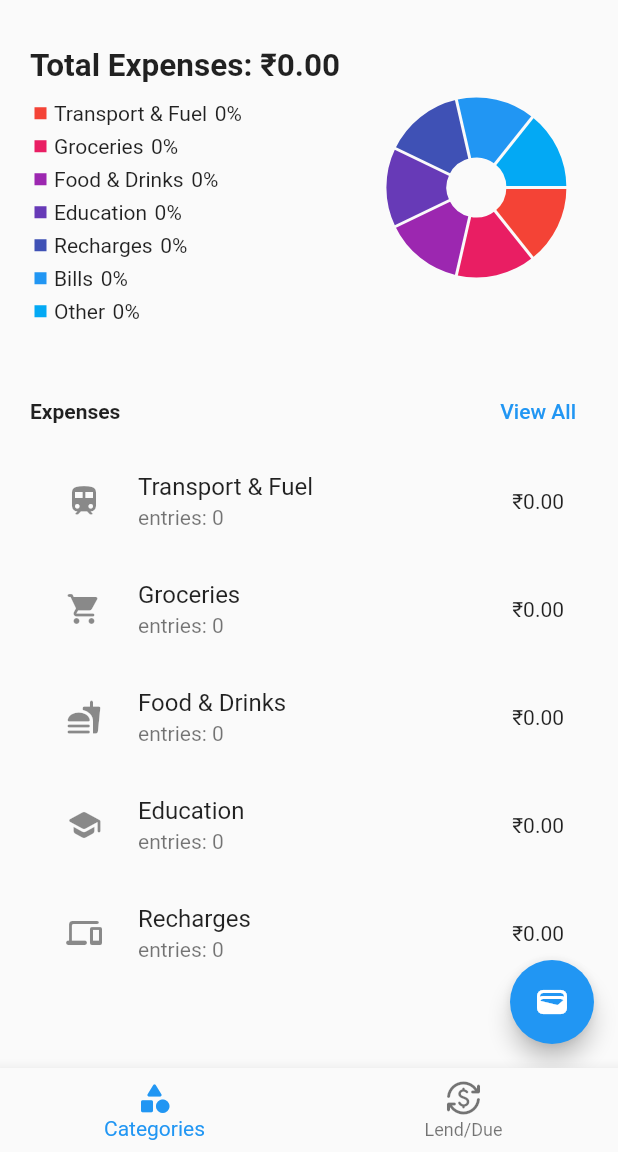
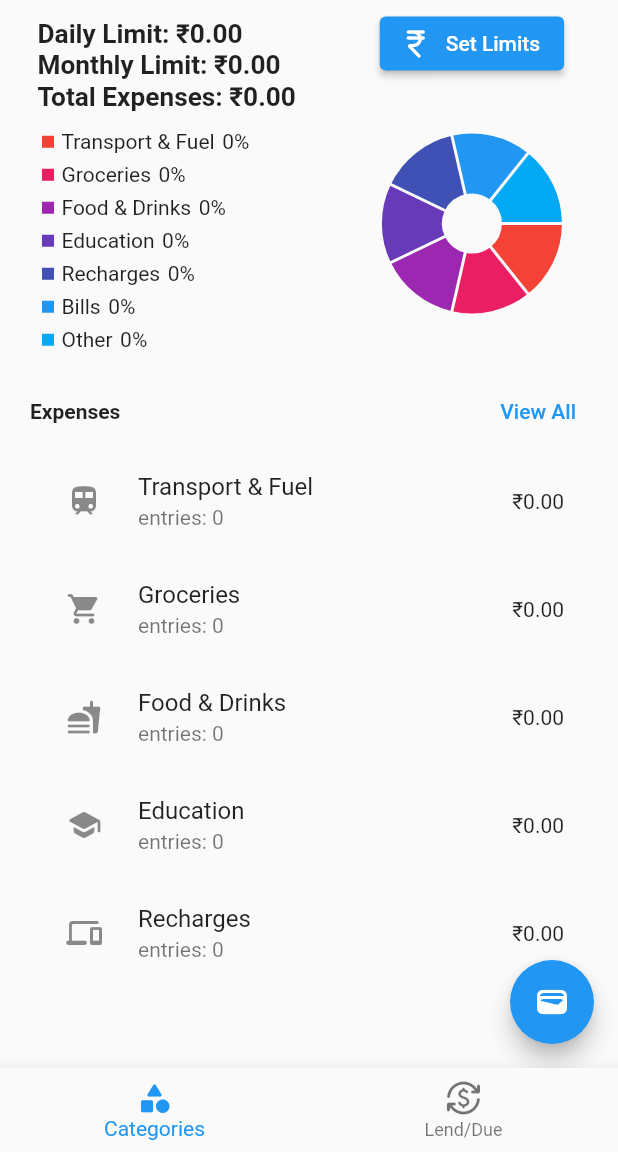
Before and after one commit to ShaTir24/TrackExp, a Flutter app: the screen it shows after launch, on a phone screen of 412 x 824 dp, the part 84-1236 px from its top. Run offline on Flutter 3.47's test engine with Material 2 defaults, Android fonts, the phone set to English and light mode, and no system bars; drawn by our look-alikes of fl_chart; our stand-ins replace sqflite; accounts and stored records are empty.

Commit message:
added expense limits feature

```diff
--- /dev/null
+++ b/flutter_native_splash.yaml
@@ -0,0 +1,6 @@
+flutter_native_splash:
+  image: assets/ic_launcher.png   # Path to the splash screen image
+  color: "42a5f5"                   # Background color (optional)
+  fill: true                        # Whether to fill the screen (optional)
+  android: true                     # Enable/disable splash screen on Android (optional)
+  ios: true                         # Enable/disable splash screen on iOS (optional)
--- a/lib/models/database_provider.dart
+++ b/lib/models/database_provider.dart
@@ -17,6 +17,22 @@ class DatabaseProvider with ChangeNotifier {
     _searchText = value;
     notifyListeners();
     // when the value of the search text changes it will notify the widgets.
+  }
+
+  double _dailyLimit = 0.0;
+  double get dailyLimit => _dailyLimit;
+
+  void updateDailyLimit(double value) {
+    _dailyLimit = value;
+    notifyListeners();
+  }
+
+  double _monthlyLimit = 0.0;
+  double get monthlyLimit => _monthlyLimit;
+
+  void updateMonthlyLimit(double value) {
+    _monthlyLimit = value;
+    notifyListeners();
   }
 
   // in-app memory for holding the Expense categories temporarily
--- a/lib/widgets/category_screen/total_chart.dart
+++ b/lib/widgets/category_screen/total_chart.dart
@@ -2,6 +2,7 @@ import 'package:flutter/material.dart';
 import 'package:fl_chart/fl_chart.dart';
 import 'package:intl/intl.dart';
 import 'package:provider/provider.dart';
+import 'package:trackexp/widgets/limits_box.dart';
 import '../../models/database_provider.dart';
 
 class TotalChart extends StatefulWidget {
@@ -17,7 +18,11 @@ class _TotalChartState extends State<TotalChart> {
     return Consumer<DatabaseProvider>(builder: (_, db, __) {
       var list = db.categories;
       var total = db.calculateTotalExpenses();
-      return Row(
+      var dailyLimit = db.dailyLimit;
+      var monthlyLimit = db.monthlyLimit;
+      return Padding(
+        padding: const EdgeInsets.all(5.0),
+        child: Row(
           children: [
             Expanded(
               flex: 60,
@@ -29,8 +34,30 @@ class _TotalChartState extends State<TotalChart> {
                     alignment: Alignment.center,
                     fit: BoxFit.scaleDown,
                     child: Text(
+                      'Daily Limit: ${NumberFormat.currency(locale: 'en_IN', symbol: '₹').format(dailyLimit)}',
+                      textScaleFactor: 1.25,
+                      style: const TextStyle(
+                        fontWeight: FontWeight.bold,
+                      ),
+                    ),
+                  ),
+                  FittedBox(
+                    alignment: Alignment.center,
+                    fit: BoxFit.scaleDown,
+                    child: Text(
+                      'Monthly Limit: ${NumberFormat.currency(locale: 'en_IN', symbol: '₹').format(monthlyLimit)}',
+                      textScaleFactor: 1.25,
+                      style: const TextStyle(
+                        fontWeight: FontWeight.bold,
+                      ),
+                    ),
+                  ),
+                  FittedBox(
+                    alignment: Alignment.center,
+                    fit: BoxFit.scaleDown,
+                    child: Text(
                       'Total Expenses: ${NumberFormat.currency(locale: 'en_IN', symbol: '₹').format(total)}',
-                    textScaleFactor: 1.5,
+                      textScaleFactor: 1.25,
                       style: const TextStyle(
                         fontWeight: FontWeight.bold,
                       ),
@@ -64,6 +91,17 @@ class _TotalChartState extends State<TotalChart> {
             ),
             Expanded(
               flex: 40,
+              child: Column(
+                children: [
+                  ElevatedButton.icon(
+                    onPressed: () {
+                      showDialog(context: context, builder: (_) => LimitsBox());
+                    },
+                    icon: const Icon(Icons.currency_rupee_rounded),
+                    label: const Text("Set Limits"),
+                  ),
+                  Expanded(
+                    flex: 75,
                     child: PieChart(
                       PieChartData(
                         centerSpaceRadius: 20.0,
@@ -89,6 +127,10 @@ class _TotalChartState extends State<TotalChart> {
                     ),
                   ),
                 ],
+              ),
+            ),
+          ],
+        ),
       );
     });
   }
--- a/pubspec.yaml
+++ b/pubspec.yaml
@@ -40,6 +40,7 @@ dependencies:
   intl: ^0.18.1
   provider: ^6.0.5
   fl_chart: ^0.62.0
+  flutter_native_splash: ^2.3.0
 
 dev_dependencies:
   flutter_test:
@@ -57,6 +58,8 @@ dev_dependencies:
 
 # The following section is specific to Flutter packages.
 flutter:
+  assets:
+    - assets/
 
   # The following line ensures that the Material Icons font is
   # included with your application, so that you can use the icons in
```
Also changed, not shown: lib/widgets/limits_box.dart (added, +71 -0 lines), assets/ic_launcher.png (added), pubspec.lock, 15 other files. Lines whose indentation alone changed are shown as unchanged.
